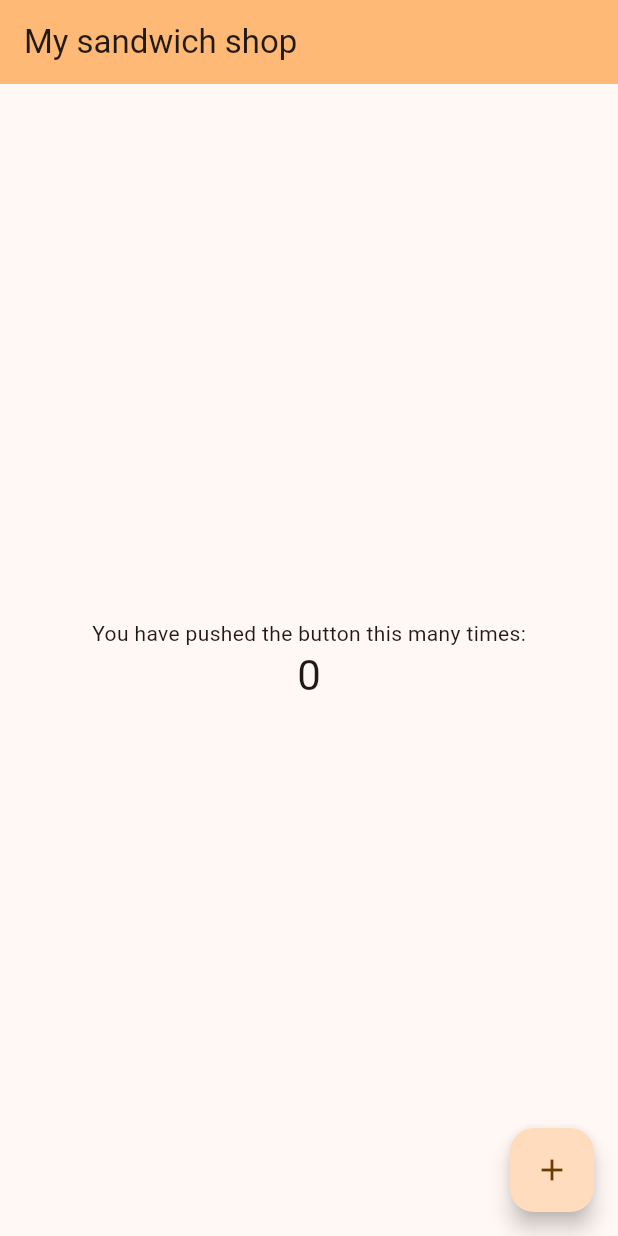
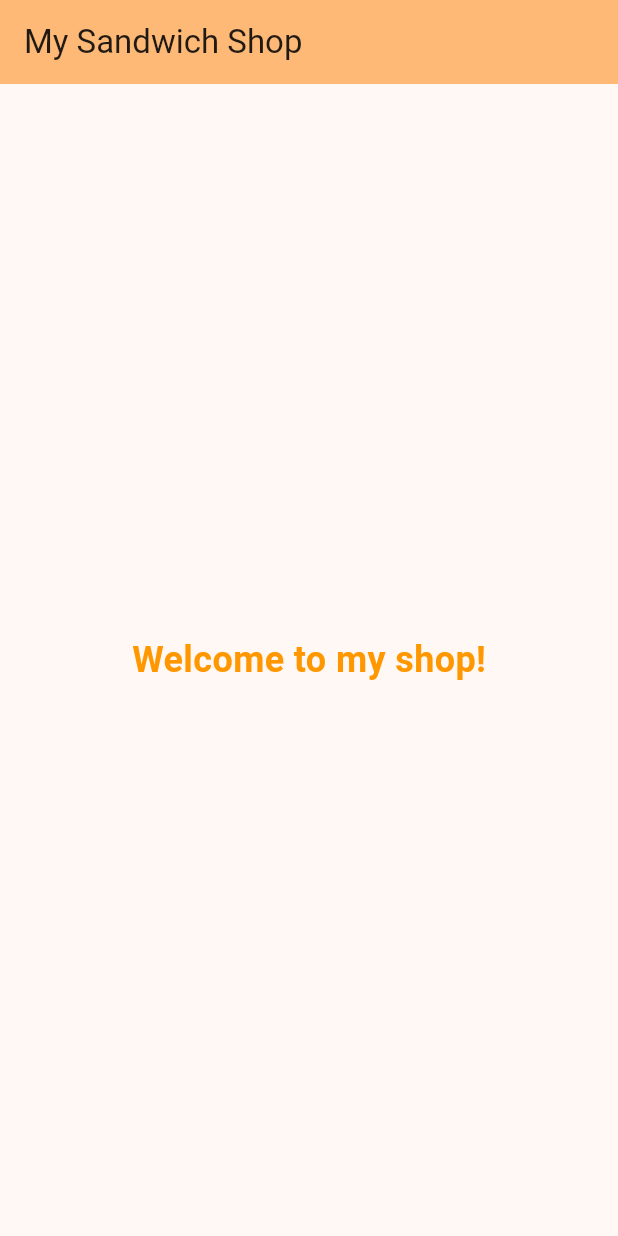
Before and after one commit to fardeen6177-arch/flutter_application_2, a Flutter app: the screen it shows after launch, on a phone screen of 412 x 824 dp. Run offline on Flutter 3.47's test engine with Material 3 defaults, Android fonts, the phone set to English and light mode, and no system bars.

Commit message:
flutter_application to sandwich shop

```diff
--- a/lib/main.dart
+++ b/lib/main.dart
@@ -7,45 +7,22 @@ void main() {
 class MyApp extends StatelessWidget {
   const MyApp({super.key});
 
-  // This widget is the root of your application.
   @override
   Widget build(BuildContext context) {
     return MaterialApp(
-      title: 'sandwich shop',
+      // This changes the browser tab title
+      title: 'Sandwich Shop App',
       theme: ThemeData(
-        // This is the theme of your application.
-        //
-        // TRY THIS: Try running your application with "flutter run". You'll see
-        // the application has a purple toolbar. Then, without quitting the app,
-        // try changing the seedColor in the colorScheme below to Colors.green
-        // and then invoke "hot reload" (save your changes or press the "hot
-        // reload" button in a Flutter-supported IDE, or press "r" if you used
-        // the command line to start the app).
-        //
-        // Notice that the counter didn't reset back to zero; the application
-        // state is not lost during the reload. To reset the state, use hot
-        // restart instead.
-        //
-        // This works for code too, not just values: Most code changes can be
-        // tested with just a hot reload.
         colorScheme: ColorScheme.fromSeed(seedColor: Colors.orange),
+        useMaterial3: true,
       ),
-      home: const MyHomePage(title: 'My sandwich shop'),
+      home: const MyHomePage(title: 'My Sandwich Shop'),
     );
   }
 }
 
 class MyHomePage extends StatefulWidget {
   const MyHomePage({super.key, required this.title});
-
-  // This widget is the home page of your application. It is stateful, meaning
-  // that it has a State object (defined below) that contains fields that affect
-  // how it looks.
-
-  // This class is the configuration for the state. It holds the values (in this
-  // case the title) provided by the parent (in this case the App widget) and
-  // used by the build method of the State. Fields in a Widget subclass are
-  // always marked "final".
 
   final String title;
 
@@ -54,69 +31,23 @@ class MyHomePage extends StatefulWidget {
 }
 
 class _MyHomePageState extends State<MyHomePage> {
-  int _counter = 0;
-
-  void _incrementCounter() {
-    setState(() {
-      // This call to setState tells the Flutter framework that something has
-      // changed in this State, which causes it to rerun the build method below
-      // so that the display can reflect the updated values. If we changed
-      // _counter without calling setState(), then the build method would not be
-      // called again, and so nothing would appear to happen.
-      _counter++;
-    });
-  }
-
   @override
   Widget build(BuildContext context) {
-    // This method is rerun every time setState is called, for instance as done
-    // by the _incrementCounter method above.
-    //
-    // The Flutter framework has been optimized to make rerunning build methods
-    // fast, so that you can just rebuild anything that needs updating rather
-    // than having to individually change instances of widgets.
     return Scaffold(
       appBar: AppBar(
-        // TRY THIS: Try changing the color here to a specific color (to
-        // Colors.amber, perhaps?) and trigger a hot reload to see the AppBar
-        // change color while the other colors stay the same.
         backgroundColor: Theme.of(context).colorScheme.inversePrimary,
-        // Here we take the value from the MyHomePage object that was created by
-        // the App.build method, and use it to set our appbar title.
-        title: Text(widget.title),
+        title: Text(widget.title), // AppBar title
       ),
-      body: Center(
-        // Center is a layout widget. It takes a single child and positions it
-        // in the middle of the parent.
-        child: Column(
-          // Column is also a layout widget. It takes a list of children and
-          // arranges them vertically. By default, it sizes itself to fit its
-          // children horizontally, and tries to be as tall as its parent.
-          //
-          // Column has various properties to control how it sizes itself and
-          // how it positions its children. Here we use mainAxisAlignment to
-          // center the children vertically; the main axis here is the vertical
-          // axis because Columns are vertical (the cross axis would be
-          // horizontal).
-          //
-          // TRY THIS: Invoke "debug painting" (choose the "Toggle Debug Paint"
-          // action in the IDE, or press "p" in the console), to see the
-          // wireframe for each widget.
-          mainAxisAlignment: MainAxisAlignment.center,
-          children: <Widget>[
-            const Text('You have pushed the button this many times:'),
-            Text(
-              '$_counter',
-              style: Theme.of(context).textTheme.headlineMedium,
-            ),
-          ],
+      body: const Center(
+        child: Text(
+          'Welcome to my shop!',
+          style: TextStyle(
+            fontSize: 24,
+            fontWeight: FontWeight.bold,
+            color: Colors.orange,
+          ),
         ),
       ),
-      floatingActionButton: FloatingActionButton(
-        onPressed: _incrementCounter,
-        tooltip: 'Increment',
-        child: const Icon(Icons.add),
-      ), // This trailing comma makes auto-formatting nicer for build methods.
     );
   }
 }
```
Also changed, not shown: pubspec.yaml (+1 -69 lines), 1 other file.
